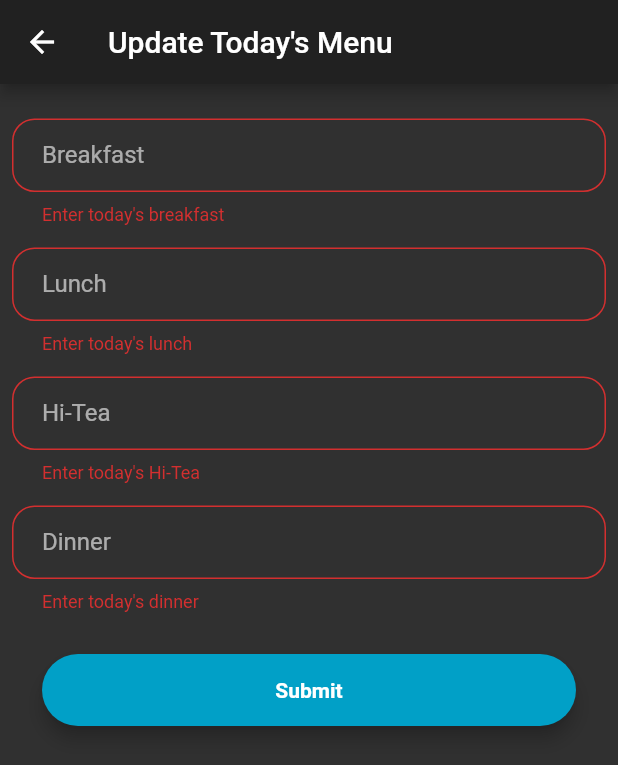
After one commit to DanccKnight/DMRS-, a Flutter app: the UpdateMenu screen opened by its route, after a tap on "Submit", on a phone screen of 412 x 824 dp. The commit adds this screen. Shown: the top 765 px of the screen. Run offline on Flutter 3.47's test engine with Material 2 defaults, Android fonts, the phone set to English and light mode, and no system bars; our stand-ins replace cloud_firestore, firebase_auth, google_sign_in; accounts and stored records are empty; generated files the repository leaves out were written again; network calls fail.

Commit message:
Finished UI for UpdateMenu page

```diff
--- a/lib/UI/HomePage.dart
+++ b/lib/UI/HomePage.dart
@@ -24,7 +24,7 @@ class _HomeState extends State<Home> {
     _githubTapRecognizer = new TapGestureRecognizer()
       ..onTap = () => _openUrl(githubUrl);
     askIfEmployee(user);
-    Future.delayed(Duration(seconds: 1), ()=>setState((){}));
+    Future.delayed(Duration(seconds: 1), () => setState(() {}));
   }
 
   askIfEmployee(UserData user) {
@@ -55,7 +55,7 @@ class _HomeState extends State<Home> {
     return mainThing();
   }
 
-  Widget mainThing(){
+  Widget mainThing() {
     return Scaffold(
         appBar: AppBar(
           title: new Text("Today's Menu"),
@@ -65,11 +65,17 @@ class _HomeState extends State<Home> {
             padding: EdgeInsets.zero,
             children: <Widget>[
               UserAccountsDrawerHeader(
-                accountName: Text(UserData().fireUser==null?"":UserData().fireUser.displayName),
-                accountEmail: Text(UserData().fireUser==null?"":UserData().fireUser.email),
+                accountName: Text(
+                    UserData().fireUser == null ? "" : UserData().fireUser
+                        .displayName),
+                accountEmail: Text(
+                    UserData().fireUser == null ? "" : UserData().fireUser
+                        .email),
                 currentAccountPicture: new GestureDetector(
                   child: new CircleAvatar(
-                    backgroundImage: new NetworkImage(UserData().fireUser==null?"":user.fireUser.photoUrl),
+                    backgroundImage: new NetworkImage(
+                        UserData().fireUser == null ? "" : user.fireUser
+                            .photoUrl),
                   ),
                 ),
                 decoration: BoxDecoration(color: Colors.blueAccent),
@@ -95,7 +101,7 @@ class _HomeState extends State<Home> {
               card(_d),
             ])),
         floatingActionButton: new FloatingActionButton(
-          onPressed: null,
+          onPressed: onPressedFAB,
           child: Icon(Icons.edit,
             color: Colors.black,
           ),
@@ -103,6 +109,13 @@ class _HomeState extends State<Home> {
         ));
   }
 
+  void onPressedFAB() {
+    if (user.user.isEmployee == true) {
+      Navigator.of(context).pushNamed('/updateMenu');
+    }
+    else
+      null;
+  }
 
   static const String githubUrl = 'https://github.com/DanccKnight/DMRS-';
 
--- /dev/null
+++ b/lib/UI/UpdateMenu.dart
@@ -0,0 +1,114 @@
+import 'package:flutter/material.dart';
+import 'package:dmrs/Data/MessMenu.dart';
+
+class UpdateMenu extends StatefulWidget {
+  @override
+  _UpdateMenuState createState() => _UpdateMenuState();
+}
+
+class _UpdateMenuState extends State<UpdateMenu> {
+  final GlobalKey<FormState> _formKey = GlobalKey<FormState>();
+
+  MessMenu _messMenu = MessMenu(nullObj: true);
+
+  @override
+  Widget build(BuildContext context) {
+    return Scaffold(
+      appBar: AppBar(
+        title: new Text("Update Today's Menu"),
+      ),
+      body: Padding(
+        padding: EdgeInsets.all(8.0),
+        child: Form(
+            key: _formKey,
+            child: Column(
+              children: <Widget>[
+                Container(
+                  padding: EdgeInsets.only(top: 15.0),
+                ),
+                TextFormField(
+                  validator: (input) {
+                    if (input.isEmpty)
+                      return "Enter today's breakfast";
+                    else
+                      _messMenu.breakfast = input;
+                  },
+                  decoration: InputDecoration(
+                    contentPadding: EdgeInsets.fromLTRB(20.0, 15.0, 20.0, 15.0),
+                    labelText: 'Breakfast',
+                    border: OutlineInputBorder(
+                        borderRadius: BorderRadius.circular(15.0)),
+                  ),
+                ),
+                Padding(padding: EdgeInsets.fromLTRB(5.0, 15.0, 5.0, 0.0)),
+                TextFormField(
+                  validator: (input) {
+                    if (input.isEmpty)
+                      return "Enter today's lunch";
+                    else
+                      _messMenu.lunch = input;
+                  },
+                  decoration: InputDecoration(
+                    contentPadding: EdgeInsets.fromLTRB(20.0, 15.0, 20.0, 15.0),
+                    labelText: 'Lunch',
+                    border: OutlineInputBorder(
+                        borderRadius: BorderRadius.circular(15.0)),
+                  ),
+                ),
+                Padding(padding: EdgeInsets.fromLTRB(5.0, 15.0, 5.0, 0.0)),
+                TextFormField(
+                  validator: (input) {
+                    if (input.isEmpty)
+                      return "Enter today's Hi-Tea";
+                    else
+                      _messMenu.hitea = input;
+                  },
+                  decoration: InputDecoration(
+                    contentPadding: EdgeInsets.fromLTRB(20.0, 15.0, 20.0, 15.0),
+                    labelText: 'Hi-Tea',
+                    border: OutlineInputBorder(
+                        borderRadius: BorderRadius.circular(15.0)),
+                  ),
+                ),
+                Padding(padding: EdgeInsets.fromLTRB(5.0, 15.0, 5.0, 0.0)),
+                TextFormField(
+                  validator: (input) {
+                    if (input.isEmpty)
+                      return "Enter today's dinner";
+                    else
+                      _messMenu.dinner = input;
+                  },
+                  decoration: InputDecoration(
+                    contentPadding: EdgeInsets.fromLTRB(20.0, 15.0, 20.0, 15.0),
+                    labelText: 'Dinner',
+                    border: OutlineInputBorder(
+                        borderRadius: BorderRadius.circular(15.0)),
+                  ),
+                ),
+                Padding(padding: EdgeInsets.fromLTRB(0.0, 28.0, 0.0, 0.0)),
+                Padding(
+                    padding: EdgeInsets.symmetric(horizontal: 20.0),
+                    child: Material(
+                      elevation: 5.0,
+                      borderRadius: BorderRadius.circular(30.0),
+                      color: Color(0xff01A0C7),
+                      child: MaterialButton(
+                        minWidth: MediaQuery.of(context).size.width,
+                        padding: EdgeInsets.fromLTRB(20.0, 15.0, 20.0, 15.0),
+                        onPressed: () async {
+                          if (_formKey.currentState.validate())
+                            await _messMenu.publishDoc();
+                        },
+                        child: Text("Submit",
+                            textAlign: TextAlign.center,
+                            style: TextStyle(
+                                color: Colors.white,
+                                fontWeight: FontWeight.bold)),
+                      ),
+                    ))
+              ],
+            )),
+      ),
+    );
+  }
+}
--- a/lib/main.dart
+++ b/lib/main.dart
@@ -2,6 +2,7 @@ import 'package:flutter/material.dart';
 import 'package:dmrs/UI/Signin.dart';
 import 'package:dmrs/UI/HomePage.dart';
 import 'package:dmrs/UI/Feedback.dart';
+import 'package:dmrs/UI/UpdateMenu.dart';
 
 void main() => runApp(MyApp());
 
@@ -16,6 +17,7 @@ class MyApp extends StatelessWidget {
       routes: <String,WidgetBuilder>{
         '/Home': (BuildContext context) => new Home(),
         '/Feedback': (BuildContext context) => new feedback(),
+        '/updateMenu': (BuildContext context) => new UpdateMenu()
       }
     );
   }
```
Lines whose indentation alone changed are shown as unchanged.
